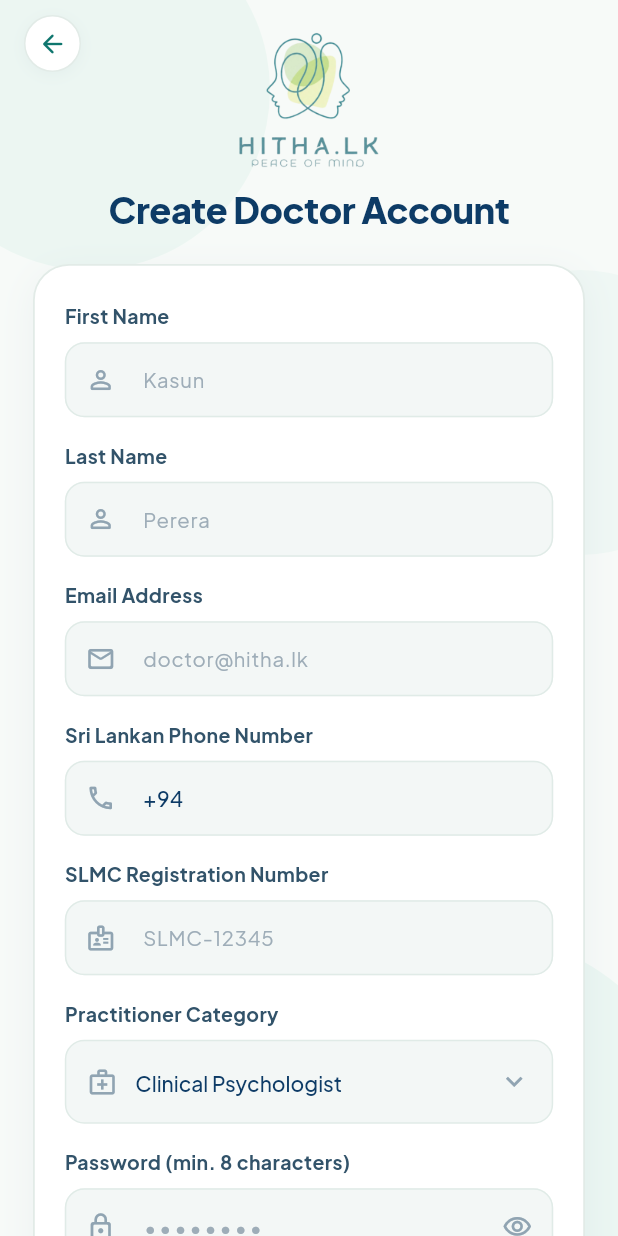
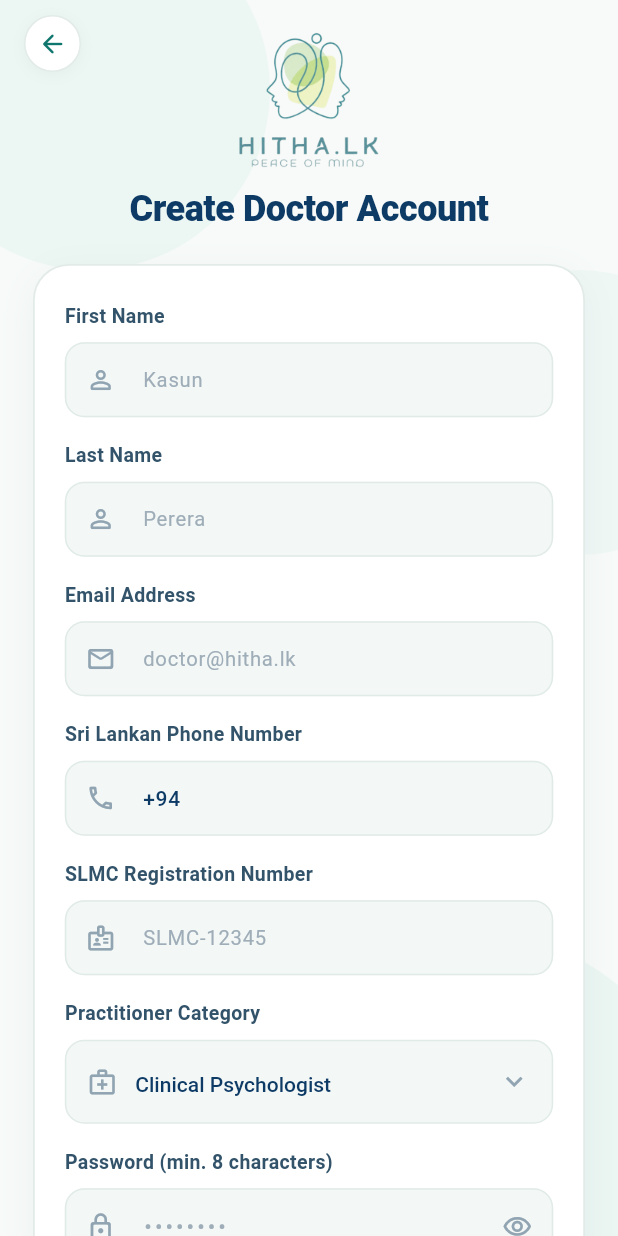
Before and after one commit to thilina-fer/HITHA-DOCTOR-MOBILE, a Flutter app: the CompleteProfileScreen screen opened by its route, after a tap on the "logout" icon, after a tap on "Get Started", on a phone screen of 412 x 824 dp. Run offline on Flutter 3.47's test engine with Material 3 defaults, Android fonts, the phone set to English and light mode, and no system bars; our stand-ins replace file_picker, flutter_secure_storage, go_router, google_fonts; accounts and stored records are empty; network calls fail.

Commit message:
feat(typography): standardize full application font on Roboto, centrally managed via HithaTypography in hitha_theme.dart

```diff
--- a/lib/ui/core/theme/hitha_theme.dart
+++ b/lib/ui/core/theme/hitha_theme.dart
@@ -39,10 +39,84 @@ abstract final class HithaRadius {
   static const badge = 8.0;
 }
 
-/// Typography scale: Plus Jakarta Sans for UI text,
-/// JetBrains Mono for SLMC codes, prices and timestamps.
+/// Central typography manager for the entire Hitha application.
+/// All font family configurations and typography scales across the app
+/// are controlled strictly from this single location.
+abstract final class HithaTypography {
+  /// The single source-of-truth primary font family for the entire project.
+  static TextStyle font({
+    TextStyle? textStyle,
+    Color? color,
+    Color? backgroundColor,
+    double? fontSize,
+    FontWeight? fontWeight,
+    FontStyle? fontStyle,
+    double? letterSpacing,
+    double? wordSpacing,
+    TextBaseline? textBaseline,
+    double? height,
+    Locale? locale,
+    Paint? foreground,
+    Paint? background,
+    List<Shadow>? shadows,
+    List<FontFeature>? fontFeatures,
+    TextDecoration? decoration,
+    Color? decorationColor,
+    TextDecorationStyle? decorationStyle,
+    double? decorationThickness,
+  }) {
+    return GoogleFonts.roboto(
+      textStyle: textStyle,
+      color: color,
+      backgroundColor: backgroundColor,
+      fontSize: fontSize,
+      fontWeight: fontWeight,
+      fontStyle: fontStyle,
+      letterSpacing: letterSpacing,
+      wordSpacing: wordSpacing,
+      textBaseline: textBaseline,
+      height: height,
+      locale: locale,
+      foreground: foreground,
+      background: background,
+      shadows: shadows,
+      fontFeatures: fontFeatures,
+      decoration: decoration,
+      decorationColor: decorationColor,
+      decorationStyle: decorationStyle,
+      decorationThickness: decorationThickness,
+    );
+  }
+
+  /// Global TextTheme using Roboto
+  static TextTheme textTheme([TextTheme? base]) => GoogleFonts.robotoTextTheme(base);
+
+  /// Primary font family name
+  static String? get fontFamily => GoogleFonts.roboto().fontFamily;
+
+  /// Monospace font configuration (for codes, reference IDs & telemetry)
+  static TextStyle mono({
+    TextStyle? textStyle,
+    Color? color,
+    double? fontSize,
+    FontWeight? fontWeight,
+    double? letterSpacing,
+    double? height,
+  }) {
+    return GoogleFonts.robotoMono(
+      textStyle: textStyle,
+      color: color,
+      fontSize: fontSize,
+      fontWeight: fontWeight,
+      letterSpacing: letterSpacing,
+      height: height,
+    );
+  }
+}
+
+/// Typography scale configured with Roboto via HithaTypography.
 abstract final class HithaText {
-  static TextStyle get _base => GoogleFonts.plusJakartaSans();
+  static TextStyle get _base => HithaTypography.font();
 
   static TextStyle get hero => _base.copyWith(
       fontSize: 32, fontWeight: FontWeight.w800, height: 1.15, letterSpacing: -0.68, color: HithaColors.forest);
@@ -60,7 +134,7 @@ abstract final class HithaText {
       _base.copyWith(fontSize: 12.5, fontWeight: FontWeight.w400, height: 1.45, color: HithaColors.inkSoft);
   static TextStyle get caption => _base.copyWith(
       fontSize: 11, fontWeight: FontWeight.w600, height: 1.4, letterSpacing: 0.5, color: HithaColors.inkFaint);
-  static TextStyle get mono => GoogleFonts.jetBrainsMono(
+  static TextStyle get mono => HithaTypography.mono(
       fontSize: 13, fontWeight: FontWeight.w700, height: 1.4, letterSpacing: 0.65, color: HithaColors.forest);
 }
 
@@ -91,9 +165,10 @@ ThemeData buildHithaTheme() {
   );
   return ThemeData(
     useMaterial3: true,
+    fontFamily: HithaTypography.fontFamily,
     colorScheme: scheme,
     scaffoldBackgroundColor: HithaColors.cream,
-    textTheme: GoogleFonts.plusJakartaSansTextTheme().apply(
+    textTheme: HithaTypography.textTheme().apply(
       bodyColor: HithaColors.inkSoft,
       displayColor: HithaColors.forest,
     ),
```
